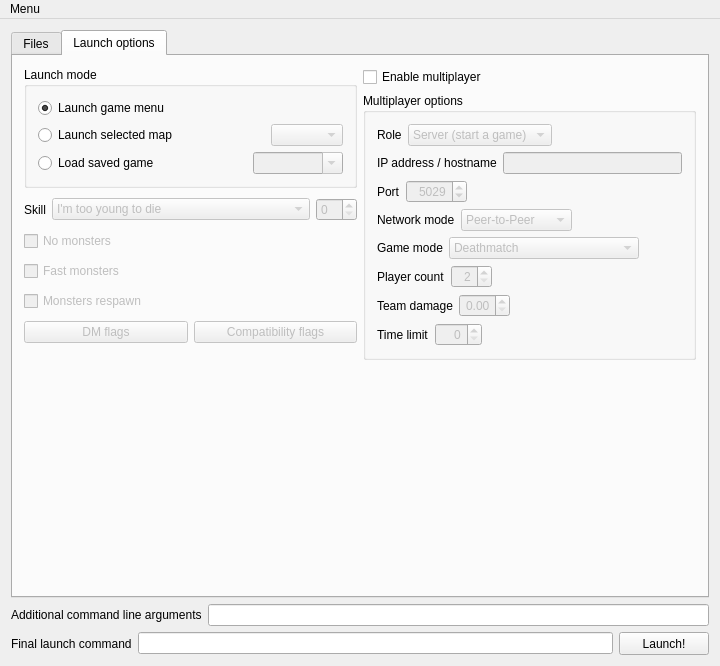
Above: Forms/MainWindow.ui from Youda008/DoomRunner before the change. Below: the same form after it.
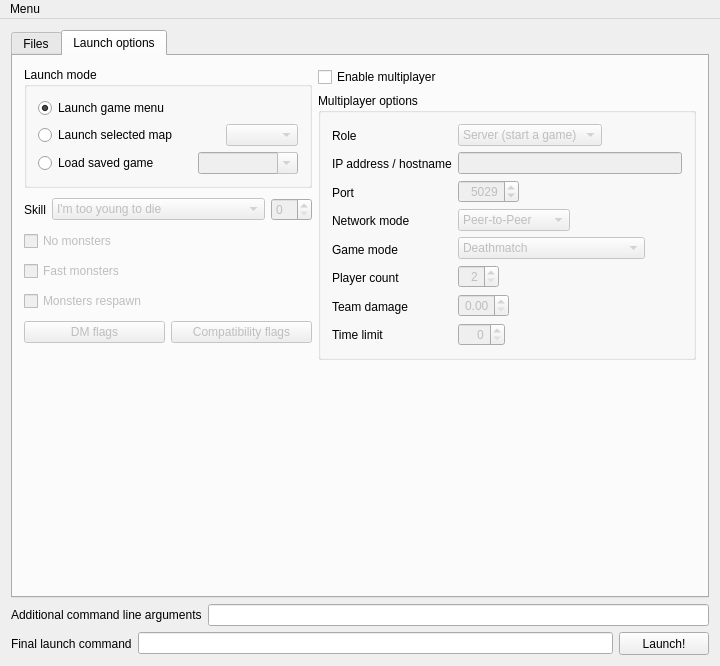
That is the form after the change. The open tabs and pages were chosen to show the change. Custom widgets are drawn as their Qt base class.

Patch:
```diff
--- a/Forms/MainWindow.ui
+++ b/Forms/MainWindow.ui
@@ -473,7 +473,7 @@
                  </property>
                  <property name="minimumSize">
                   <size>
-                   <width>90</width>
+                   <width>100</width>
                    <height>0</height>
                   </size>
                  </property>
@@ -646,9 +646,9 @@
             <property name="title">
              <string>Multiplayer options</string>
             </property>
-            <layout class="QVBoxLayout" name="verticalLayout_12">
+            <layout class="QHBoxLayout" name="horizontalLayout_22">
              <item>
-              <layout class="QHBoxLayout" name="horizontalLayout_13">
+              <layout class="QVBoxLayout" name="verticalLayout_14">
                <item>
                 <widget class="QLabel" name="multRoleLabel">
                  <property name="sizePolicy">
@@ -663,49 +663,6 @@
                 </widget>
                </item>
                <item>
-                <widget class="QComboBox" name="multRoleCmbBox">
-                 <property name="enabled">
-                  <bool>false</bool>
-                 </property>
-                 <property name="sizePolicy">
-                  <sizepolicy hsizetype="Expanding" vsizetype="Fixed">
-                   <horstretch>0</horstretch>
-                   <verstretch>0</verstretch>
-                  </sizepolicy>
-                 </property>
-                 <property name="editable">
-                  <bool>false</bool>
-                 </property>
-                 <item>
-                  <property name="text">
-                   <string>Server (start a game)</string>
-                  </property>
-                 </item>
-                 <item>
-                  <property name="text">
-                   <string>Client (join a game)</string>
-                  </property>
-                 </item>
-                </widget>
-               </item>
-               <item>
-                <spacer name="horizontalSpacer_7">
-                 <property name="orientation">
-                  <enum>Qt::Horizontal</enum>
-                 </property>
-                 <property name="sizeHint" stdset="0">
-                  <size>
-                   <width>40</width>
-                   <height>20</height>
-                  </size>
-                 </property>
-                </spacer>
-               </item>
-              </layout>
-             </item>
-             <item>
-              <layout class="QHBoxLayout" name="horizontalLayout_14">
-               <item>
                 <widget class="QLabel" name="hostnameLabel">
                  <property name="sizePolicy">
                   <sizepolicy hsizetype="Minimum" vsizetype="Preferred">
@@ -719,17 +676,6 @@
                 </widget>
                </item>
                <item>
-                <widget class="QLineEdit" name="hostnameLine">
-                 <property name="enabled">
-                  <bool>false</bool>
-                 </property>
-                </widget>
-               </item>
-              </layout>
-             </item>
-             <item>
-              <layout class="QHBoxLayout" name="horizontalLayout_15">
-               <item>
                 <widget class="QLabel" name="portLabel">
                  <property name="sizePolicy">
                   <sizepolicy hsizetype="Minimum" vsizetype="Preferred">
@@ -743,6 +689,131 @@
                 </widget>
                </item>
                <item>
+                <widget class="QLabel" name="netModeLabel">
+                 <property name="sizePolicy">
+                  <sizepolicy hsizetype="Minimum" vsizetype="Preferred">
+                   <horstretch>0</horstretch>
+                   <verstretch>0</verstretch>
+                  </sizepolicy>
+                 </property>
+                 <property name="text">
+                  <string>Network mode</string>
+                 </property>
+                </widget>
+               </item>
+               <item>
+                <widget class="QLabel" name="gameModeLabel">
+                 <property name="sizePolicy">
+                  <sizepolicy hsizetype="Minimum" vsizetype="Preferred">
+                   <horstretch>0</horstretch>
+                   <verstretch>0</verstretch>
+                  </sizepolicy>
+                 </property>
+                 <property name="text">
+                  <string>Game mode</string>
+                 </property>
+                </widget>
+               </item>
+               <item>
+                <widget class="QLabel" name="playerCountLabel">
+                 <property name="sizePolicy">
+                  <sizepolicy hsizetype="Minimum" vsizetype="Preferred">
+                   <horstretch>0</horstretch>
+                   <verstretch>0</verstretch>
+                  </sizepolicy>
+                 </property>
+                 <property name="text">
+                  <string>Player count</string>
+                 </property>
+                </widget>
+               </item>
+               <item>
+                <widget class="QLabel" name="teamDmgLabel">
+                 <property name="sizePolicy">
+                  <sizepolicy hsizetype="Minimum" vsizetype="Preferred">
+                   <horstretch>0</horstretch>
+                   <verstretch>0</verstretch>
+                  </sizepolicy>
+                 </property>
+                 <property name="text">
+                  <string>Team damage</string>
+                 </property>
+                </widget>
+               </item>
+               <item>
+                <widget class="QLabel" name="timeLimitLabel">
+                 <property name="sizePolicy">
+                  <sizepolicy hsizetype="Minimum" vsizetype="Preferred">
+                   <horstretch>0</horstretch>
+                   <verstretch>0</verstretch>
+                  </sizepolicy>
+                 </property>
+                 <property name="text">
+                  <string>Time limit</string>
+                 </property>
+                </widget>
+               </item>
+              </layout>
+             </item>
+             <item>
+              <layout class="QVBoxLayout" name="verticalLayout_15">
+               <item>
+                <layout class="QHBoxLayout" name="horizontalLayout_15">
+                 <item>
+                  <widget class="QComboBox" name="multRoleCmbBox">
+                   <property name="enabled">
+                    <bool>false</bool>
+                   </property>
+                   <property name="sizePolicy">
+                    <sizepolicy hsizetype="Expanding" vsizetype="Fixed">
+                     <horstretch>0</horstretch>
+                     <verstretch>0</verstretch>
+                    </sizepolicy>
+                   </property>
+                   <property name="editable">
+                    <bool>false</bool>
+                   </property>
+                   <item>
+                    <property name="text">
+                     <string>Server (start a game)</string>
+                    </property>
+                   </item>
+                   <item>
+                    <property name="text">
+                     <string>Client (join a game)</string>
+                    </property>
+                   </item>
+                  </widget>
+                 </item>
+                 <item>
+                  <spacer name="horizontalSpacer">
+                   <property name="orientation">
+                    <enum>Qt::Horizontal</enum>
+                   </property>
+                   <property name="sizeHint" stdset="0">
+                    <size>
+                     <width>40</width>
+                     <height>20</height>
+                    </size>
+                   </property>
+                  </spacer>
+                 </item>
+                </layout>
+               </item>
+               <item>
+                <layout class="QHBoxLayout" name="horizontalLayout_16">
+                 <item>
+                  <widget class="QLineEdit" name="hostnameLine">
+                   <property name="enabled">
+                    <bool>false</bool>
+                   </property>
+                  </widget>
+                 </item>
+                </layout>
+               </item>
+               <item>
+                <layout class="QHBoxLayout" name="horizontalLayout_17">
+                 <item>
                 <widget class="QSpinBox" name="portSpinBox">
                  <property name="enabled">
                   <bool>false</bool>
@@ -765,7 +836,7 @@
                 </widget>
                </item>
                <item>
-                <spacer name="horizontalSpacer">
+                  <spacer name="horizontalSpacer_2">
                  <property name="orientation">
                   <enum>Qt::Horizontal</enum>
                  </property>
@@ -780,20 +851,7 @@
               </layout>
              </item>
              <item>
-              <layout class="QHBoxLayout" name="horizontalLayout_16">
-               <item>
-                <widget class="QLabel" name="netModeLabel">
-                 <property name="sizePolicy">
-                  <sizepolicy hsizetype="Minimum" vsizetype="Preferred">
-                   <horstretch>0</horstretch>
-                   <verstretch>0</verstretch>
-                  </sizepolicy>
-                 </property>
-                 <property name="text">
-                  <string>Network mode</string>
-                 </property>
-                </widget>
-               </item>
+                <layout class="QHBoxLayout" name="horizontalLayout_18">
                <item>
                 <widget class="QComboBox" name="netModeCmbBox">
                  <property name="enabled">
@@ -818,7 +876,7 @@
                 </widget>
                </item>
                <item>
-                <spacer name="horizontalSpacer_8">
+                  <spacer name="horizontalSpacer_3">
                  <property name="orientation">
                   <enum>Qt::Horizontal</enum>
                  </property>
@@ -833,20 +891,7 @@
               </layout>
              </item>
              <item>
-              <layout class="QHBoxLayout" name="horizontalLayout_17">
-               <item>
-                <widget class="QLabel" name="gameModeLabel">
-                 <property name="sizePolicy">
-                  <sizepolicy hsizetype="Minimum" vsizetype="Preferred">
-                   <horstretch>0</horstretch>
-                   <verstretch>0</verstretch>
-                  </sizepolicy>
-                 </property>
-                 <property name="text">
-                  <string>Game mode</string>
-                 </property>
-                </widget>
-               </item>
+                <layout class="QHBoxLayout" name="horizontalLayout_19">
                <item>
                 <widget class="QComboBox" name="gameModeCmbBox">
                  <property name="enabled">
@@ -895,7 +940,7 @@
                 </widget>
                </item>
                <item>
-                <spacer name="horizontalSpacer_9">
+                  <spacer name="horizontalSpacer_4">
                  <property name="orientation">
                   <enum>Qt::Horizontal</enum>
                  </property>
@@ -910,20 +955,7 @@
               </layout>
              </item>
              <item>
-              <layout class="QHBoxLayout" name="horizontalLayout_18">
-               <item>
-                <widget class="QLabel" name="playerCountLabel">
-                 <property name="sizePolicy">
-                  <sizepolicy hsizetype="Minimum" vsizetype="Preferred">
-                   <horstretch>0</horstretch>
-                   <verstretch>0</verstretch>
-                  </sizepolicy>
-                 </property>
-                 <property name="text">
-                  <string>Player count</string>
-                 </property>
-                </widget>
-               </item>
+                <layout class="QHBoxLayout" name="horizontalLayout_20">
                <item>
                 <widget class="QSpinBox" name="playerCountSpinBox">
                  <property name="enabled">
@@ -941,7 +973,7 @@
                 </widget>
                </item>
                <item>
-                <spacer name="horizontalSpacer_2">
+                  <spacer name="horizontalSpacer_7">
                  <property name="orientation">
                   <enum>Qt::Horizontal</enum>
                  </property>
@@ -956,20 +988,7 @@
               </layout>
              </item>
              <item>
-              <layout class="QHBoxLayout" name="horizontalLayout_19">
-               <item>
-                <widget class="QLabel" name="teamDmgLabel">
-                 <property name="sizePolicy">
-                  <sizepolicy hsizetype="Minimum" vsizetype="Preferred">
-                   <horstretch>0</horstretch>
-                   <verstretch>0</verstretch>
-                  </sizepolicy>
-                 </property>
-                 <property name="text">
-                  <string>Team damage</string>
-                 </property>
-                </widget>
-               </item>
+                <layout class="QHBoxLayout" name="horizontalLayout_23">
                <item>
                 <widget class="QDoubleSpinBox" name="teamDmgSpinBox">
                  <property name="enabled">
@@ -987,7 +1006,7 @@
                 </widget>
                </item>
                <item>
-                <spacer name="horizontalSpacer_3">
+                  <spacer name="horizontalSpacer_8">
                  <property name="orientation">
                   <enum>Qt::Horizontal</enum>
                  </property>
@@ -1002,20 +1021,7 @@
               </layout>
              </item>
              <item>
-              <layout class="QHBoxLayout" name="horizontalLayout_20">
-               <item>
-                <widget class="QLabel" name="timeLimitLabel">
-                 <property name="sizePolicy">
-                  <sizepolicy hsizetype="Minimum" vsizetype="Preferred">
-                   <horstretch>0</horstretch>
-                   <verstretch>0</verstretch>
-                  </sizepolicy>
-                 </property>
-                 <property name="text">
-                  <string>Time limit</string>
-                 </property>
-                </widget>
-               </item>
+                <layout class="QHBoxLayout" name="horizontalLayout_24">
                <item>
                 <widget class="QSpinBox" name="timeLimitSpinBox">
                  <property name="enabled">
@@ -1030,7 +1036,7 @@
                 </widget>
                </item>
                <item>
-                <spacer name="horizontalSpacer_4">
+                  <spacer name="horizontalSpacer_9">
                  <property name="orientation">
                   <enum>Qt::Horizontal</enum>
                  </property>
@@ -1041,6 +1047,8 @@
                   </size>
                  </property>
                 </spacer>
+                 </item>
+                </layout>
                </item>
               </layout>
              </item>
```
Left out of the diff: 4 changed lines with no effect on the pictures. Lines whose indentation alone changed are shown as unchanged.
